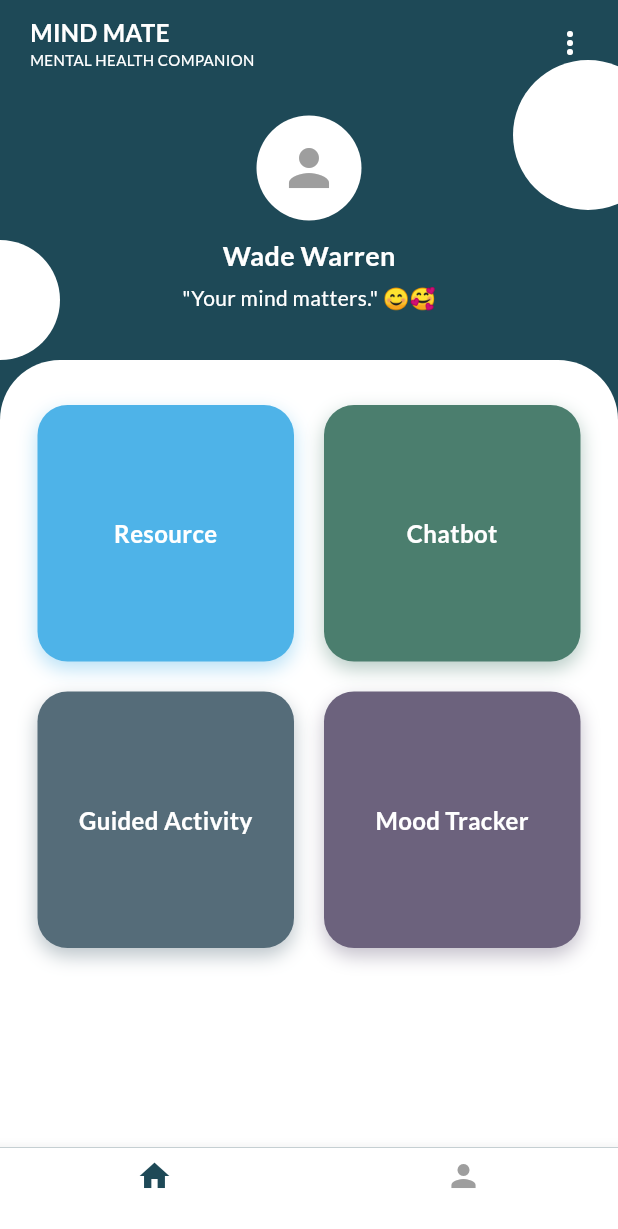
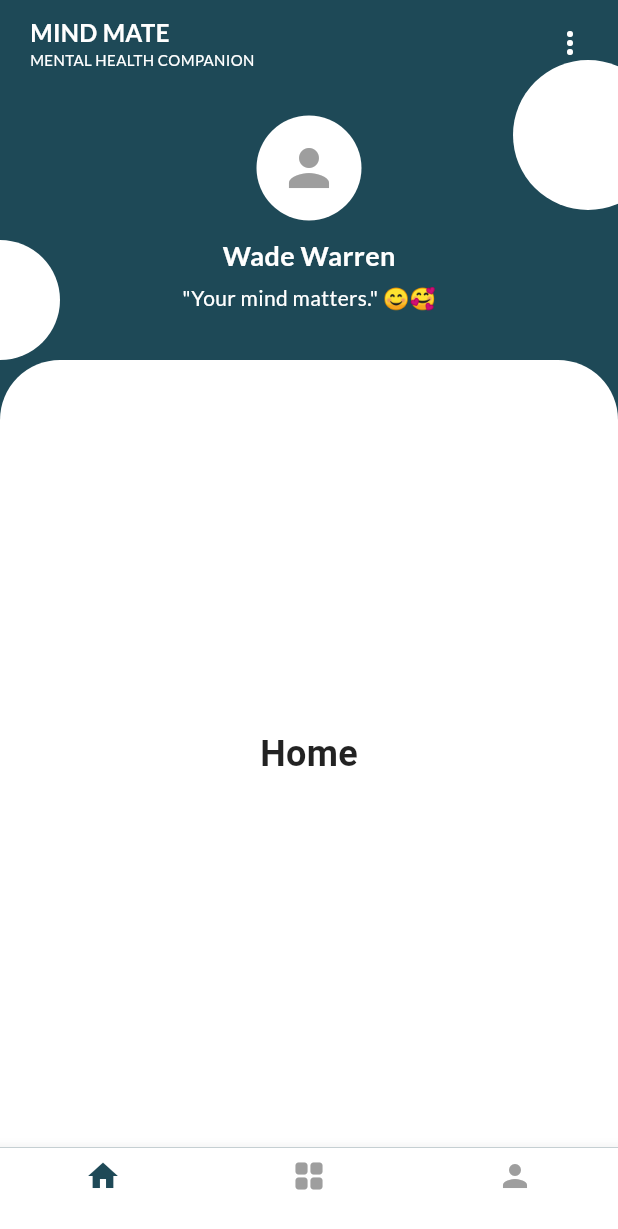
Before and after one commit to ezedin130/mind-mate, a Flutter app: the screen it shows after launch, on a phone screen of 412 x 824 dp. Shown: the top 1229 px of the screen. Run offline on Flutter 3.47's test engine with Material 3 defaults, Android fonts, the phone set to English and light mode, and no system bars; our stand-ins replace device_preview, google_fonts.

Commit message:
new feature: implement working bottom navigation with for all sections

```diff
--- a/lib/pages/home/home_page.dart
+++ b/lib/pages/home/home_page.dart
@@ -3,9 +3,25 @@ import 'package:google_fonts/google_fonts.dart';
 import 'package:mindmate/util/custom_card_builder.dart';
 import 'package:mindmate/util/custom_circle_builder.dart';
 
-class HomePage extends StatelessWidget {
+class HomePage extends StatefulWidget {
   const HomePage({super.key});
 
+  @override
+  State<HomePage> createState() => _HomePageState();
+}
+
+class _HomePageState extends State<HomePage> {
+  int _selectedIndex = 0;
+  void _onNavBarPresses(int index){
+    setState(() {
+      _selectedIndex = index;
+    });
+  }
+  static const List<Widget> _screens = <Widget>[
+    HomeSection(),
+    MainGridSection(),
+    ProfileSection()
+  ];
   @override
   Widget build(BuildContext context) {
     return Scaffold(
@@ -99,7 +115,156 @@ class HomePage extends StatelessWidget {
                   ],
                 ),
                 const SizedBox(height: 30),
-                Expanded(
+                _screens.elementAt(_selectedIndex),
+              ],
+            ),
+          ],
+        ),
+      ),
+      bottomNavigationBar: BottomNavigationBar(
+        backgroundColor: Colors.white,
+        selectedItemColor: const Color(0xFF1E4957),
+        unselectedItemColor: Colors.grey,
+        items: const [
+          BottomNavigationBarItem(
+              icon: Icon(Icons.home),
+              label: ''),
+          BottomNavigationBarItem(
+            icon: Icon(Icons.grid_view_rounded),
+            label: '',
+          ),
+          BottomNavigationBarItem(
+              icon: Icon(Icons.person),
+              label: ''),
+        ],
+        currentIndex: _selectedIndex,
+        onTap: _onNavBarPresses,
+
+      ),
+    );
+  }
+  //
+  // Widget _buildMainGrid() {
+  //   return Expanded(
+  //     child: Container(
+  //       width: double.infinity,
+  //       padding: const EdgeInsets.symmetric(
+  //         horizontal: 25,
+  //         vertical: 30,
+  //       ),
+  //       decoration: const BoxDecoration(
+  //         color: Colors.white,
+  //         borderRadius: BorderRadius.only(
+  //           topLeft: Radius.circular(40),
+  //           topRight: Radius.circular(40),
+  //         ),
+  //       ),
+  //       child: GridView.count(
+  //         crossAxisCount: 2,
+  //         mainAxisSpacing: 20,
+  //         crossAxisSpacing: 20,
+  //         children: const [
+  //           CustomCardBuilder(
+  //             title: 'Resource',
+  //             color: Color(0xFF4EB3E8),
+  //           ),
+  //           CustomCardBuilder(
+  //             title: 'Chatbot',
+  //             color: Color(0xFF4B7E6E),
+  //           ),
+  //           CustomCardBuilder(
+  //             title: 'Guided Activity',
+  //             color: Color(0xFF556C79),
+  //           ),
+  //           CustomCardBuilder(
+  //             title: 'Mood Tracker',
+  //             color: Color(0xFF6C627D),
+  //           ),
+  //         ],
+  //       ),
+  //     ),
+  //   );
+  // }
+  //
+  // Widget _buildHome() {
+  //   return Expanded(
+  //     child: Container(
+  //       width: double.infinity,
+  //       padding: const EdgeInsets.symmetric(
+  //         horizontal: 25,
+  //         vertical: 30,
+  //       ),
+  //       decoration: const BoxDecoration(
+  //         color: Colors.white,
+  //         borderRadius: BorderRadius.only(
+  //           topLeft: Radius.circular(40),
+  //           topRight: Radius.circular(40),
+  //         ),
+  //       ),
+  //       child: Center(child: Text('Home'))
+  //     ),
+  //   );
+  // }
+//
+//   Widget _buildPerson() {
+//     return Expanded(
+//       child: Container(
+//           width: double.infinity,
+//           padding: const EdgeInsets.symmetric(
+//             horizontal: 25,
+//             vertical: 30,
+//           ),
+//           decoration: const BoxDecoration(
+//             color: Colors.white,
+//             borderRadius: BorderRadius.only(
+//               topLeft: Radius.circular(40),
+//               topRight: Radius.circular(40),
+//             ),
+//           ),
+//           child: Center(child: Text('Account'))
+//       ),
+//     );
+//   }
+ }
+class HomeSection extends StatelessWidget {
+  const HomeSection({super.key});
+
+  @override
+  Widget build(BuildContext context) {
+    return Expanded(
+      child: Container(
+        width: double.infinity,
+        padding: const EdgeInsets.symmetric(
+          horizontal: 25,
+          vertical: 30,
+        ),
+        decoration: const BoxDecoration(
+          color: Colors.white,
+          borderRadius: BorderRadius.only(
+            topLeft: Radius.circular(40),
+            topRight: Radius.circular(40),
+          ),
+        ),
+        child: const Center(
+          child: Text(
+            'Home',
+            style: TextStyle(
+              fontSize: 24,
+              fontWeight: FontWeight.bold,
+              color: Colors.black87,
+            ),
+          ),
+        ),
+      ),
+    );
+  }
+}
+class MainGridSection extends StatelessWidget {
+  const MainGridSection({super.key});
+
+  @override
+  Widget build(BuildContext context) {
+    return Expanded(
       child: Container(
         width: double.infinity,
         padding: const EdgeInsets.symmetric(
@@ -117,44 +282,58 @@ class HomePage extends StatelessWidget {
           crossAxisCount: 2,
           mainAxisSpacing: 20,
           crossAxisSpacing: 20,
-                      children: [
+          children: const [
             CustomCardBuilder(
               title: 'Resource',
-                          color: const Color(0xFF4EB3E8),
+              color: Color(0xFF4EB3E8),
             ),
             CustomCardBuilder(
               title: 'Chatbot',
-                          color: const Color(0xFF4B7E6E),
+              color: Color(0xFF4B7E6E),
             ),
             CustomCardBuilder(
               title: 'Guided Activity',
-                          color: const Color(0xFF556C79),
+              color: Color(0xFF556C79),
             ),
             CustomCardBuilder(
               title: 'Mood Tracker',
-                          color: const Color(0xFF6C627D),
+              color: Color(0xFF6C627D),
             ),
           ],
         ),
       ),
+    );
+  }
+}
+class ProfileSection extends StatelessWidget {
+  const ProfileSection({super.key});
+
+  @override
+  Widget build(BuildContext context) {
+    return Expanded(
+      child: Container(
+        width: double.infinity,
+        padding: const EdgeInsets.symmetric(
+          horizontal: 25,
+          vertical: 30,
         ),
-              ],
-            ),
-          ],
+        decoration: const BoxDecoration(
+          color: Colors.white,
+          borderRadius: BorderRadius.only(
+            topLeft: Radius.circular(40),
+            topRight: Radius.circular(40),
           ),
         ),
-      bottomNavigationBar: BottomNavigationBar(
-        backgroundColor: Colors.white,
-        selectedItemColor: const Color(0xFF1E4957),
-        unselectedItemColor: Colors.grey,
-        items: const [
-          BottomNavigationBarItem(icon: Icon(Icons.home), label: ''),
-          // BottomNavigationBarItem(
-          //   icon: Icon(Icons.grid_view_rounded),
-          //   label: '',
-          // ),
-          BottomNavigationBarItem(icon: Icon(Icons.person), label: ''),
-        ],
+        child: const Center(
+          child: Text(
+            'Account',
+            style: TextStyle(
+              fontSize: 24,
+              fontWeight: FontWeight.bold,
+              color: Colors.black87,
+            ),
+          ),
+        ),
       ),
     );
   }
```
Lines whose indentation alone changed are shown as unchanged.
